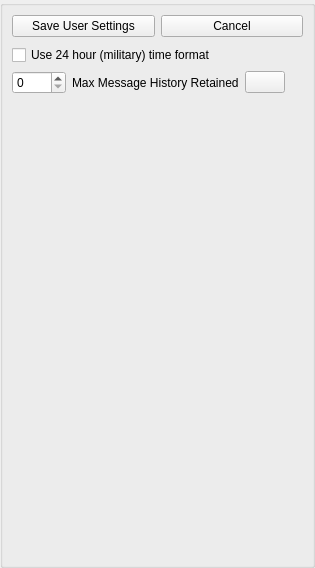
Above: nolimitgui/CommonSrc/Forms/AppletUserPreferences.ui from nolimitconnect/NoLimitConnect before the change. Below: the same form after it.
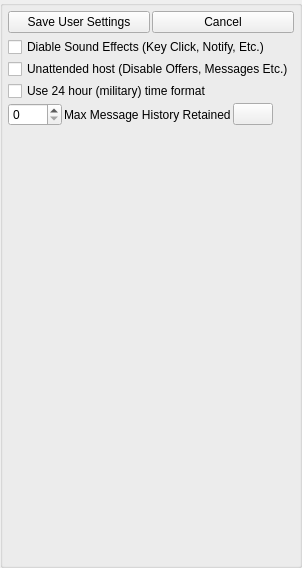
That is the form after the change. Custom widgets are drawn as their Qt base class.

Commit message: Add disable sound effects and automated host user preferences, more prep work for media streaming

```diff
--- a/nolimitgui/CommonSrc/Forms/AppletUserPreferences.ui
+++ b/nolimitgui/CommonSrc/Forms/AppletUserPreferences.ui
@@ -6,7 +6,7 @@
    <rect>
     <x>0</x>
     <y>0</y>
-    <width>315</width>
+    <width>287</width>
     <height>568</height>
    </rect>
   </property>
@@ -35,6 +35,21 @@
       <string/>
      </property>
      <layout class="QVBoxLayout" name="verticalLayout">
+      <property name="spacing">
+       <number>2</number>
+      </property>
+      <property name="leftMargin">
+       <number>5</number>
+      </property>
+      <property name="topMargin">
+       <number>5</number>
+      </property>
+      <property name="rightMargin">
+       <number>5</number>
+      </property>
+      <property name="bottomMargin">
+       <number>5</number>
+      </property>
       <item>
        <layout class="QHBoxLayout" name="horizontalLayout_4">
         <item>
@@ -75,6 +90,20 @@
         </property>
        </spacer>
       </item>
+      <item>
+       <widget class="QCheckBox" name="m_DisableSoundEffectsCheckBox">
+        <property name="text">
+         <string>Diable Sound Effects (Key Click, Notify, Etc.)</string>
+        </property>
+       </widget>
+      </item>
+      <item>
+       <widget class="QCheckBox" name="m_UnattendedHostCheckBox">
+        <property name="text">
+         <string>Unattended host (Disable Offers, Messages Etc.)</string>
+        </property>
+       </widget>
+      </item>
       <item>
        <widget class="QCheckBox" name="m_MilitaryTimeCheckBox">
         <property name="sizePolicy">
```
The commit also changes 13 other files.
